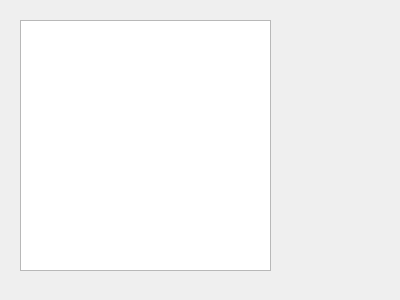
This is src/widgets/templatechooser.ui in KDE/cirkuit as Qt 5 draws it before an edit. The edited form follows.
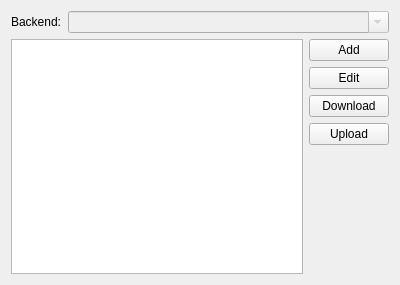
This is the edited form. Custom widgets are drawn as their Qt base class.

```diff
--- a/src/widgets/templatechooser.ui
+++ b/src/widgets/templatechooser.ui
@@ -7,23 +7,96 @@
     <x>0</x>
     <y>0</y>
     <width>400</width>
-    <height>300</height>
+    <height>285</height>
    </rect>
   </property>
   <property name="windowTitle">
    <string>Form</string>
   </property>
-  <widget class="QListView" name="listView">
-   <property name="geometry">
-    <rect>
-     <x>20</x>
-     <y>20</y>
-     <width>251</width>
-     <height>251</height>
-    </rect>
-   </property>
-  </widget>
+  <layout class="QFormLayout" name="formLayout">
+   <item row="0" column="0">
+    <widget class="QLabel" name="label">
+     <property name="text">
+      <string>Backend:</string>
+     </property>
+    </widget>
+   </item>
+   <item row="0" column="1">
+    <widget class="KComboBox" name="comboBackend">
+     <property name="enabled">
+      <bool>false</bool>
+     </property>
+     <property name="editable">
+      <bool>true</bool>
+     </property>
+    </widget>
+   </item>
+   <item row="1" column="0" colspan="2">
+    <layout class="QHBoxLayout" name="horizontalLayout">
+     <item>
+      <widget class="QListView" name="listView"/>
+     </item>
+     <item>
+      <layout class="QVBoxLayout" name="verticalLayout">
+       <item>
+        <widget class="KPushButton" name="btnAdd">
+         <property name="text">
+          <string>Add</string>
+         </property>
+        </widget>
+       </item>
+       <item>
+        <widget class="KPushButton" name="btnEdit">
+         <property name="text">
+          <string>Edit</string>
+         </property>
+        </widget>
+       </item>
+       <item>
+        <widget class="KPushButton" name="btnDownload">
+         <property name="text">
+          <string>Download</string>
+         </property>
+        </widget>
+       </item>
+       <item>
+        <widget class="KPushButton" name="btnUpload">
+         <property name="text">
+          <string>Upload</string>
+         </property>
+        </widget>
+       </item>
+       <item>
+        <spacer name="verticalSpacer_2">
+         <property name="orientation">
+          <enum>Qt::Vertical</enum>
+         </property>
+         <property name="sizeHint" stdset="0">
+          <size>
+           <width>20</width>
+           <height>128</height>
+          </size>
+         </property>
+        </spacer>
+       </item>
+      </layout>
+     </item>
+    </layout>
+   </item>
+  </layout>
  </widget>
+ <customwidgets>
+  <customwidget>
+   <class>KPushButton</class>
+   <extends>QPushButton</extends>
+   <header>kpushbutton.h</header>
+  </customwidget>
+  <customwidget>
+   <class>KComboBox</class>
+   <extends>QComboBox</extends>
+   <header>kcombobox.h</header>
+  </customwidget>
+ </customwidgets>
  <resources/>
  <connections/>
 </ui>
```
Left out of the diff: 4 changed lines with no effect on the pictures.
